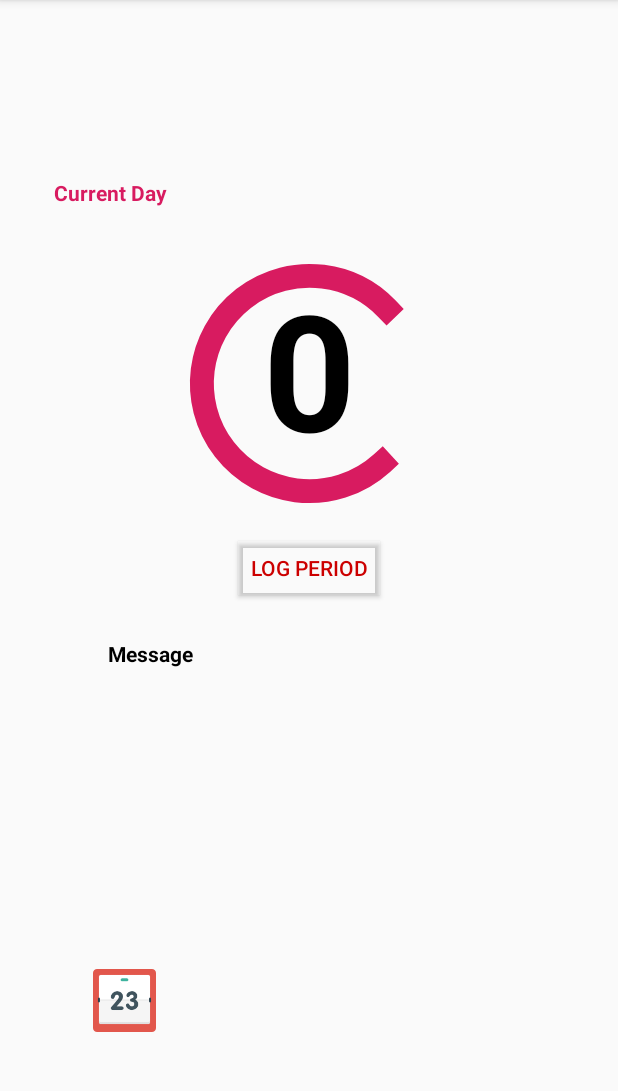
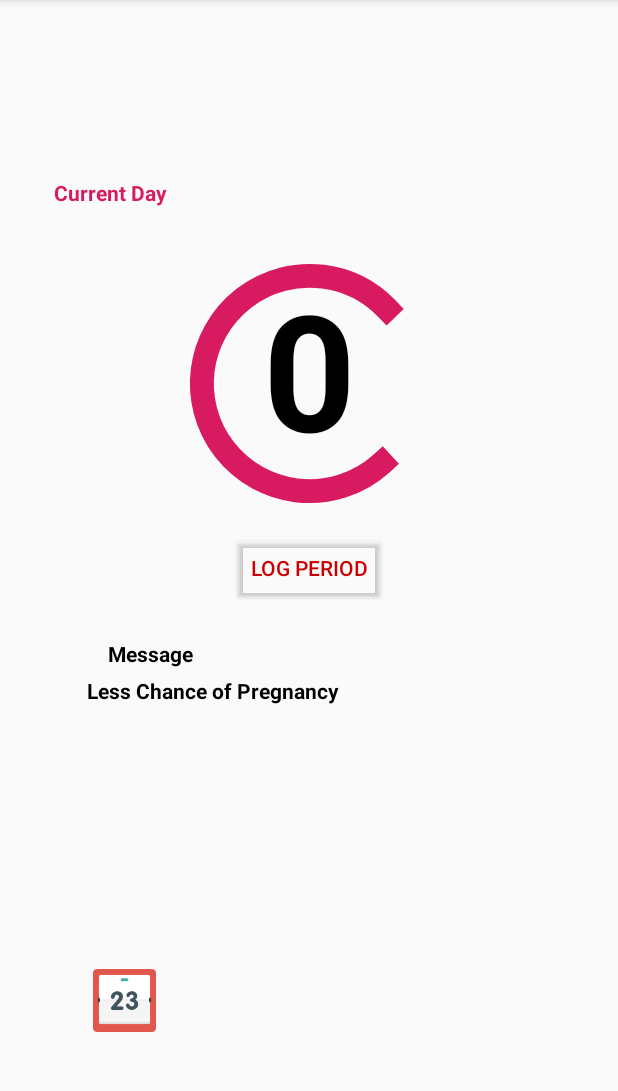
Before and after one commit to spkdroid/FlowTracker, an Android app: the HubFragment screen opened through its navigation route, on a phone screen of 412 x 824 dp, the part 84-1175 px from its top. Run offline under Robolectric (Android 15) with nearby library versions, the phone set to English and light mode, and no system bars; plain views replace CircularProgressBar; Roboto replaces fonts that are not available here; 4 statements that could not run were skipped.

Commit message:
Warning message implemented

```diff
--- a/app/src/main/java/ca/rovbot/flowtracker/fragment/HubFragment.kt
+++ b/app/src/main/java/ca/rovbot/flowtracker/fragment/HubFragment.kt
@@ -34,6 +34,16 @@ class HubFragment : Fragment() {
         val progresBarResult = viewModel.getCurrentProgress(dayscount.text.toString(),context)
         circularProgressBar.setProgressWithAnimation(progresBarResult,6500);
 
+        if(progresBarResult<39){
+            messagecontent.setText(R.string.lesswarningmessage)
+        } else if(progresBarResult>39 && progresBarResult < 65) {
+            messagecontent.setText(R.string.highwarningmessage)
+        } else if(progresBarResult>39 && progresBarResult < 65) {
+            messagecontent.setText(R.string.ovulationmessage)
+        } else {
+            messagecontent.setText(R.string.lesswarningmessage)
+        }
+
     }
 
 }
--- a/app/src/main/java/ca/rovbot/flowtracker/viewmodel/MainViewModel.kt
+++ b/app/src/main/java/ca/rovbot/flowtracker/viewmodel/MainViewModel.kt
@@ -13,7 +13,6 @@ class MainViewModel : ViewModel() {
         val date = editor.getString("date","date").toString()
         val freq = editor.getString("freq","freq").toString()
 
-
         if(date.equals("date") && freq.equals("freq")) {
             return true;
         }
--- a/app/src/main/res/layout/hub_fragment.xml
+++ b/app/src/main/res/layout/hub_fragment.xml
@@ -68,4 +68,14 @@
             app:layout_constraintEnd_toStartOf="@+id/logperiod" android:layout_marginEnd="26dp"
             android:layout_marginBottom="101dp"
             app:layout_constraintBottom_toTopOf="@+id/hubCalendar"/>
+    <TextView
+            android:layout_width="233dp"
+            android:layout_height="23dp"
+            android:id="@+id/messagecontent" android:layout_marginTop="5dp"
+            app:layout_constraintTop_toBottomOf="@+id/message" android:layout_marginBottom="74dp"
+            app:layout_constraintBottom_toTopOf="@+id/hubCalendar" app:layout_constraintEnd_toEndOf="parent"
+            android:layout_marginEnd="264dp" app:layout_constraintStart_toStartOf="parent"
+            android:layout_marginStart="62dp" android:textStyle="bold" android:textColor="@android:color/black"
+            android:text="Ovulation Period" app:layout_constraintHorizontal_bias="0.028"
+            app:layout_constraintVertical_bias="0.0"/>
 </android.support.constraint.ConstraintLayout>
--- a/app/src/main/res/values/strings.xml
+++ b/app/src/main/res/values/strings.xml
@@ -1,4 +1,7 @@
 <resources>
     <string name="app_name">Flow Tracker</string>
     <string name="sharedpreferencename">ca.rovbot.flowtracker</string>
+    <string name="lesswarningmessage">Less Chance of Pregnancy</string>
+    <string name="highwarningmessage">Higher Chance of Pregnancy</string>
+    <string name="ovulationmessage">Ovulation Period</string>
 </resources>
```
